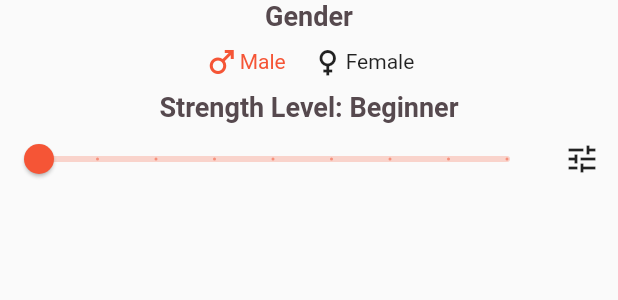
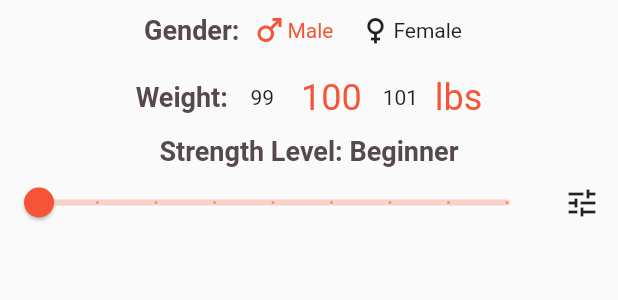
Before and after one commit to caleblimb/myJym, a Flutter app: the WeightClass widget shown alone on an empty page, opened directly, on a phone screen of 412 x 824 dp. Shown: the top 300 px of the screen. Run offline on Flutter 3.47's test engine with Material 2 defaults, Android fonts, the phone set to English and light mode, and no system bars; drawn by our look-alikes of numberpicker; missing offline and left inert: flutter_dialogs.

Commit message:
Weight Info UI

```diff
--- /dev/null
+++ b/lib/auxiliary/data.dart
@@ -0,0 +1,102 @@
+import 'package:flutter/material.dart';
+
+class Data {
+  static const strengthLevels = [
+    {'label': 'Beginner'},
+    {'label': 'Beginner-Novice'},
+    {'label': 'Novice'},
+    {'label': 'Novice-Intermediate'},
+    {'label': 'Intermediate'},
+    {'label': 'Intermediate-Advanced'},
+    {'label': 'Advanced'},
+    {'label': 'Advanced-Elite'},
+    {'label': 'Elite'}
+  ];
+
+  static const strengthStandards = {
+    'bench_press': {
+      'index': 0,
+      'name': 'Bench Press',
+      'units': 'Bodyweight Ratio',
+      'male_levels': [0.50, 0.625, 0.75, 1.00, 1.25, 1.5, 1.75, 1.875, 2.00],
+      'female_levels': [0.25, 0.375, 0.50, 0.625, 0.75, 0.875, 1.00, 1.25, 1.50]
+    },
+    'squat': {
+      'index': 1,
+      'name': 'Squat',
+      'units': 'Bodyweight Ratio',
+      'male_levels': [0.75, 1.00, 1.25, 1.375, 1.50, 1.875, 2.25, 2.5, 2.75],
+      'female_levels': [0.50, 0.625, 0.75, 1, 1.25, 1.375, 1.50, 1.75, 2.0]
+    },
+    'deadlift': {
+      'index': 2,
+      'name': 'Deadlift',
+      'units': 'Bodyweight Ratio',
+      'male_levels': [1.00, 1.125, 1.25, 1.625, 2.00, 2.25, 2.50, 2.75, 3.00],
+      'female_levels': [0.50, 0.75, 1.00, 1.125, 1.25, 1.50, 1.75, 2.125, 2.50]
+    },
+    'shoulder_press': {
+      'index': 3,
+      'name': 'Shoulder Press',
+      'units': 'Bodyweight Ratio',
+      'male_levels': [0.35, 0.45, 0.55, 0.675, 0.80, 0.925, 1.05, 1.20, 1.35],
+      'female_levels': [0.20, 0.55, 0.35, 0.425, 0.50, 0.625, 0.75, 0.85, 0.95]
+    },
+    'pull_ups': {
+      'index': 4,
+      'name': 'Pull Ups',
+      'units': 'Reps',
+      'male_levels': [0.0, 1.0, 4.0, 8.0, 13.0, 18.0, 24.0, 30.0, 36.0],
+      'female_levels': [0.0, 0.0, 0.0, 1.0, 6.0, 10.0, 14.0, 19.0, 24.0]
+    },
+    'dumbbell_bench_press': {
+      'index': 5,
+      'name': 'Dumbbell Bench Press',
+      'units': 'Bodyweight Ratio',
+      'male_levels': [0.20, 0.275, 0.35, 0.425, 0.50, 0.60, 0.70, 0.85, 0.95],
+      'female_levels': [0.10, 0.15, 0.20, 0.25, 0.30, 0.40, 0.50, 0.60, 0.70]
+    },
+    'dumbbell_curl': {
+      'index': 6,
+      'name': 'Dumbbell Curl',
+      'units': 'Bodyweight Ratio',
+      'male_levels': [0.10, 0.125, 0.15, 0.225, 0.30, 0.375, 0.45, 0.55, 0.65],
+      'female_levels': [0.05, 0.075, 0.10, 0.15, 0.20, 0.25, 0.30, 0.375, 0.45]
+    },
+    'barbell_curl': {
+      'index': 7,
+      'name': 'Barbell Curl',
+      'units': 'Bodyweight Ratio',
+      'male_levels': [0.20, 0.30, 0.40, 0.50, 0.60, 0.725, 0.85, 1.00, 1.15],
+      'female_levels': [0.10, 0.15, 0.20, 0.30, 0.40, 0.50, 0.60, 0.725, 0.85]
+    },
+    'bent_over_row': {
+      'index': 8,
+      'name': 'Bent Over Row',
+      'units': 'Bodyweight Ratio',
+      'male_levels': [0.50, 0.625, 0.75, 0.875, 1.00, 1.25, 1.50, 1.625, 1.75],
+      'female_levels': [0.25, 0.325, 0.40, 0.525, 0.65, 0.775, 0.90, 1.05, 1.20]
+    },
+    'push_ups': {
+      'index': 9,
+      'name': 'Push Ups',
+      'units': 'Reps',
+      'male_levels': [0.0, 5.0, 16.0, 26.0, 40.0, 52.0, 68.0, 82.0, 100.0],
+      'female_levels': [0.0, 1.0, .0, 10.0, 18.0, 25.0, 35.0, 44.0, 54.0]
+    },
+    'dumbbell_shoulder_press': {
+      'index': 10,
+      'name': 'Dumbbell Shoulder Press',
+      'units': 'Bodyweight Ratio',
+      'male_levels': [0.15, 0.20, 0.25, 0.325, 0.40, 0.475, 0.55, 1.30, 0.75],
+      'female_levels': [0.10, 0.125, 0.15, 0.20, 0.25, 0.30, 0.35, 0.40, 0.45]
+    },
+    'front_squat': {
+      'index': 11,
+      'name': 'Front Squat',
+      'units': 'Bodyweight Ratio',
+      'male_levels': [0.75, 0.875, 1.00, 1.125, 1.25, 1.50, 1.75, 1.875, 2.00],
+      'female_levels': [0.50, 0.625, 0.75, 0.875, 1.00, 1.125, 1.25, 1.375, 1.50]
+    }
+  };
+}
--- /dev/null
+++ b/lib/tailor/body_info.dart
@@ -0,0 +1,96 @@
+import 'package:flutter/material.dart';
+import 'package:numberpicker/numberpicker.dart';
+
+import '../auxiliary/styles.dart';
+
+class BodyInfo extends StatefulWidget {
+  const BodyInfo({Key? key}) : super(key: key);
+
+  @override
+  State<BodyInfo> createState() => _BodyInfoState();
+}
+
+class _BodyInfoState extends State<BodyInfo> {
+  // 0 = Male, 1 = Female
+  int _gender = 0;
+  int _weight = 100;
+  var unitTypes = ['lbs', 'kg'];
+  var units = 0;
+
+  Widget _icon(int index, {required String text, required IconData iconData}) {
+    return Padding(
+      padding: const EdgeInsets.all(8.0),
+      child: InkResponse(
+        child: Row(
+          children: [
+            Icon(
+              iconData,
+              color: _gender == index ? Styles.orange : null,
+            ),
+            Text(
+              text,
+              style: TextStyle(color: _gender == index ? Styles.orange : null),
+            ),
+          ],
+        ),
+        onTap: () => setState(
+          () {
+            _gender = index;
+          },
+        ),
+      ),
+    );
+  }
+
+  @override
+  Widget build(BuildContext context) {
+    return Container(
+      child: Column(
+        children: [
+          Row(
+            mainAxisAlignment: MainAxisAlignment.center,
+            children: [
+              const Text(
+                'Gender:',
+                style: Styles.header3,
+              ),
+              _icon(0, text: 'Male', iconData: Icons.male),
+              _icon(1, text: 'Female', iconData: Icons.female),
+            ],
+          ),
+          Row(
+            mainAxisAlignment: MainAxisAlignment.center,
+            children: [
+              const Text(
+                'Weight:',
+                style: Styles.header3,
+              ),
+              NumberPicker(
+                axis: Axis.horizontal,
+                itemWidth: 46,
+                value: _weight,
+                minValue: 0,
+                maxValue: 300,
+                step: 1,
+                onChanged: (newWeight) {
+                  setState(() => _weight = newWeight);
+                },
+              ),
+              InkResponse(
+                child: Text(
+                  unitTypes[units],
+                  style: const TextStyle(color: Styles.orange, fontSize: 24),
+                ),
+                onTap: () => setState(
+                  () {
+                    units = units == 0 ? 1 : 0;
+                  },
+                ),
+              ),
+            ],
+          )
+        ],
+      ),
+    );
+  }
+}
--- a/lib/tailor/weight_class.dart
+++ b/lib/tailor/weight_class.dart
@@ -1,6 +1,8 @@
 import 'package:flutter/material.dart';
+import 'package:myjym/tailor/body_info.dart';
 import 'package:myjym/tailor/weight_modal/weight_modal.dart';
 
+import '../auxiliary/data.dart';
 import '../auxiliary/modal.dart';
 import '../auxiliary/styles.dart';
 
@@ -12,81 +14,32 @@ class WeightClass extends StatefulWidget {
 }
 
 class _WeightClassState extends State<WeightClass> {
-  double weightLevel = 0;
-
-  static const weightLevels = [
-    {'label': 'Beginner'},
-    {'label': 'Beginner-Novice'},
-    {'label': 'Novice'},
-    {'label': 'Novice-Intermediate'},
-    {'label': 'Intermediate'},
-    {'label': 'Intermediate-Advanced'},
-    {'label': 'Advanced'},
-    {'label': 'Advanced-Elite'},
-    {'label': 'Elite'}
-  ];
-
-  // 0 = Male, 1 = Female
-  int _gender = 0;
-
-  Widget _icon(int index, {required String text, required IconData iconData}) {
-    return Padding(
-      padding: const EdgeInsets.all(8.0),
-      child: InkResponse(
-        child: Row(
-          children: [
-            Icon(
-              iconData,
-              color: _gender == index ? Styles.orange : null,
-            ),
-            Text(
-              text,
-              style: TextStyle(color: _gender == index ? Styles.orange : null),
-            ),
-          ],
-        ),
-        onTap: () => setState(
-          () {
-            _gender = index;
-          },
-        ),
-      ),
-    );
-  }
+  double _strengthLevel = 0;
 
   @override
   Widget build(BuildContext context) {
     return Container(
       child: Column(
         children: [
-          const Text(
-            'Gender',
-            style: Styles.header3,
-          ),
-          Row(
-            mainAxisAlignment: MainAxisAlignment.center,
-            children: [
-              _icon(0, text: 'Male', iconData: Icons.male),
-              _icon(1, text: 'Female', iconData: Icons.female),
-            ],
-          ),
+          const BodyInfo(),
           Text(
             'Strength Level: ' +
-                weightLevels[weightLevel.toInt()]['label'].toString(),
+                Data.strengthLevels[_strengthLevel.toInt()]['label'].toString(),
             style: Styles.header3,
           ),
           Row(
             children: <Widget>[
               Expanded(
                 child: Slider(
-                  value: weightLevel,
+                  value: _strengthLevel,
                   onChanged: (newWeight) {
-                    setState(() => weightLevel = newWeight);
+                    setState(() => _strengthLevel = newWeight);
                   },
                   min: 0,
-                  max: (weightLevels.length - 1).toDouble(),
-                  divisions: weightLevels.length - 1,
-                  label: weightLevels[weightLevel.toInt()]['label'].toString(),
+                  max: (Data.strengthLevels.length - 1).toDouble(),
+                  divisions: Data.strengthLevels.length - 1,
+                  label: Data.strengthLevels[_strengthLevel.toInt()]['label']
+                      .toString(),
                 ),
               ),
               IconButton(
--- a/pubspec.yaml
+++ b/pubspec.yaml
@@ -12,6 +12,7 @@ dependencies:
 
 #  cupertino_icons: ^1.0.2
   flutter_dialogs: ^2.1.1
+  numberpicker: ^2.0.1
 
 dev_dependencies:
   flutter_test:
```
Also changed, not shown: lib/tailor/weight_modal/weight_modal.dart (+53 -31 lines), pubspec.lock.
